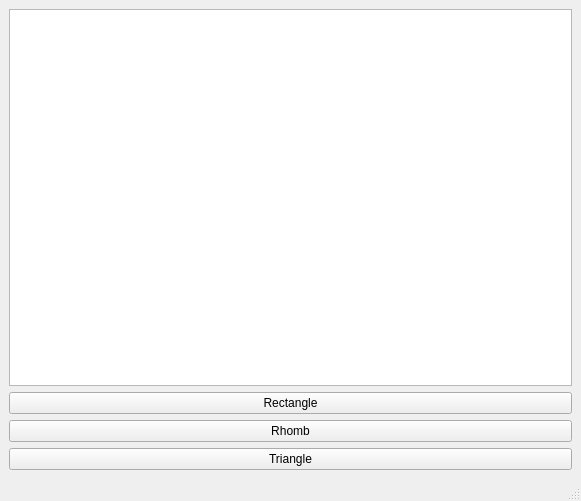
Kioma-dt/Paint, file mainwindow.ui: the form before one commit.
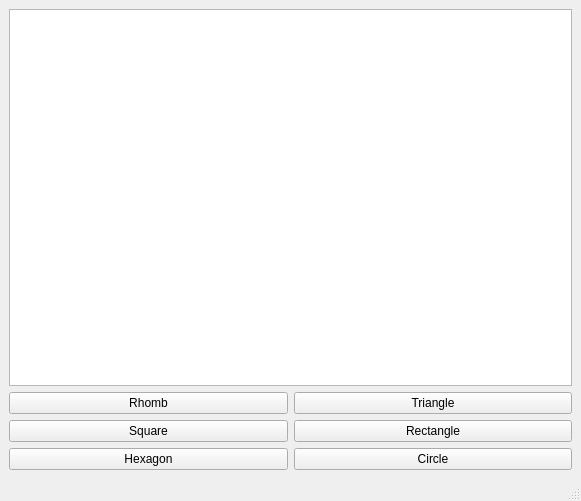
The form after the commit.

```diff
--- a/mainwindow.ui
+++ b/mainwindow.ui
@@ -14,31 +14,52 @@
    <string>MainWindow</string>
   </property>
   <widget class="QWidget" name="centralwidget">
-   <layout class="QVBoxLayout" name="verticalLayout">
-    <item>
-     <widget class="QGraphicsView" name="graphicsView"/>
-    </item>
-    <item>
+   <layout class="QGridLayout" name="gridLayout">
+    <item row="3" column="1">
      <widget class="QPushButton" name="buttonRect">
       <property name="text">
        <string>Rectangle</string>
       </property>
      </widget>
     </item>
-    <item>
-     <widget class="QPushButton" name="buttonRhomb">
+    <item row="4" column="1">
+     <widget class="QPushButton" name="buttonCircle">
       <property name="text">
-       <string>Rhomb</string>
+       <string>Circle</string>
       </property>
      </widget>
     </item>
-    <item>
+    <item row="2" column="1">
      <widget class="QPushButton" name="buttonTriangle">
       <property name="text">
        <string>Triangle</string>
       </property>
      </widget>
     </item>
+    <item row="2" column="0">
+     <widget class="QPushButton" name="buttonRhomb">
+      <property name="text">
+       <string>Rhomb</string>
+      </property>
+     </widget>
+    </item>
+    <item row="0" column="0" colspan="2">
+     <widget class="QGraphicsView" name="graphicsView"/>
+    </item>
+    <item row="3" column="0">
+     <widget class="QPushButton" name="buttonSquare">
+      <property name="text">
+       <string>Square</string>
+      </property>
+     </widget>
+    </item>
+    <item row="4" column="0">
+     <widget class="QPushButton" name="buttonHexagon">
+      <property name="text">
+       <string>Hexagon</string>
+      </property>
+     </widget>
+    </item>
    </layout>
   </widget>
   <widget class="QMenuBar" name="menubar">
```
